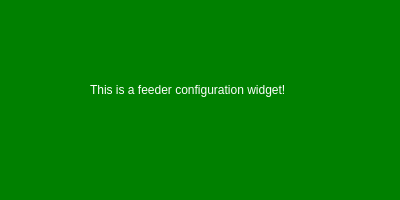
Wolkabout/offset-printing-machine-simulator-application, file modbus-application/feedercontrol.ui: the form before one commit.
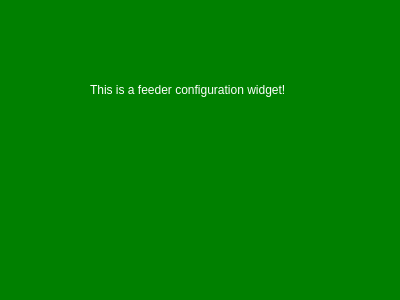
The form after the commit.

Commit message: Machineview ui functionalities

```diff
--- a/modbus-application/feedercontrol.ui
+++ b/modbus-application/feedercontrol.ui
@@ -7,7 +7,7 @@
     <x>0</x>
     <y>0</y>
     <width>400</width>
-    <height>200</height>
+    <height>300</height>
    </rect>
   </property>
   <property name="sizePolicy">
@@ -19,13 +19,13 @@
   <property name="minimumSize">
    <size>
     <width>400</width>
-    <height>200</height>
+    <height>300</height>
    </size>
   </property>
   <property name="maximumSize">
    <size>
     <width>400</width>
-    <height>200</height>
+    <height>300</height>
    </size>
   </property>
   <property name="windowTitle">
```
Left out of the diff: 2 changed lines with no effect on the pictures. The commit also changes 6 other files.
